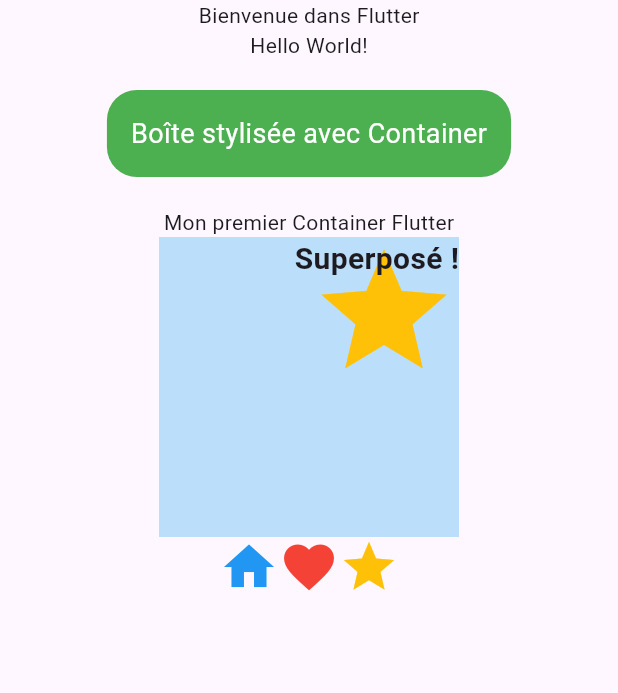
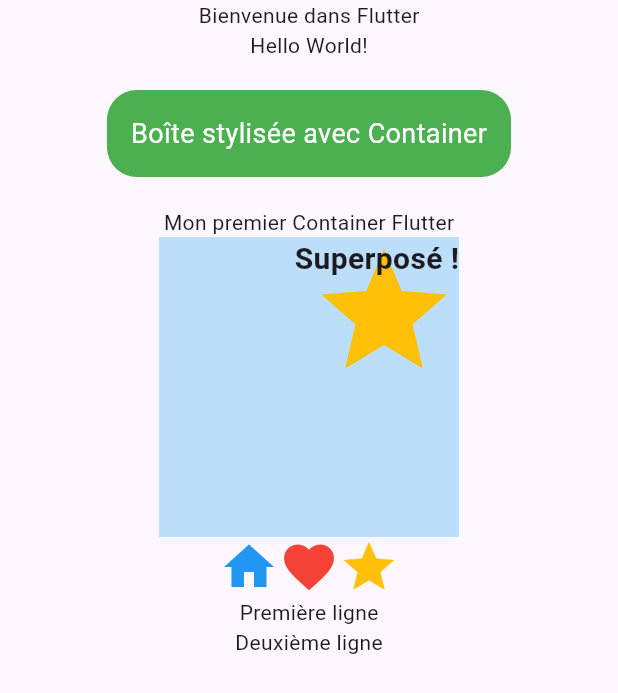
Before and after one commit to chouaibait/flutter_app_widgets_base, a Flutter app: the screen it shows after launch, on a phone screen of 412 x 824 dp. Shown: the top 693 px of the screen. Run offline on Flutter 3.47's test engine with Material 3 defaults, Android fonts, the phone set to English and light mode, and no system bars.

Commit message:
Ajout de la deuxieme Column avec deux textes

```diff
--- a/lib/main.dart
+++ b/lib/main.dart
@@ -48,6 +48,12 @@ Icon(Icons.favorite, size: 40, color: Colors.red),
 Icon(Icons.star, size: 40, color: Colors.amber),
     ],
      ),
+     Column(
+      children: [
+Text('Première ligne'),
+Text('Deuxième ligne'),
+     ],
+  ), // Deuxième Column
   ],
   ),
 ),
```
